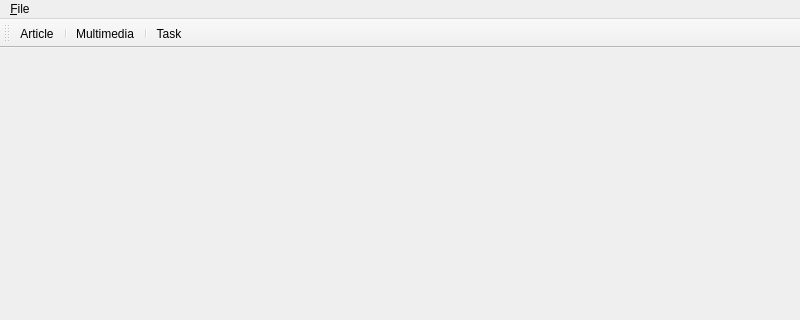
Qt form 2.Application/plurinotes/views/v_mainwindow.ui (maxime-lucas/utc-lo21-plurinotes) before a commit; both pictures show x 0 to 800 and y 0 to 320 of the 800 by 600 pixel window.
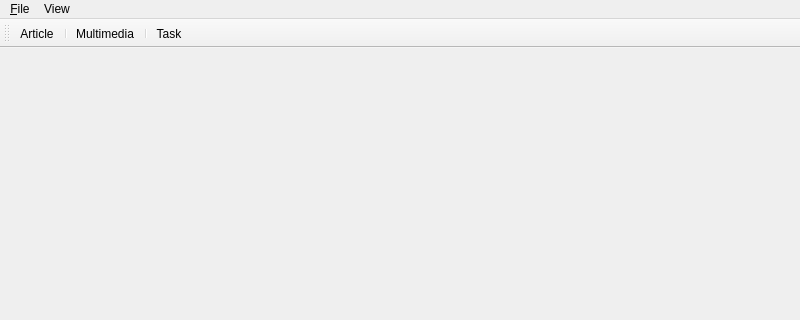
The same form after that commit. Icons and pictures are not drawn.

```diff
--- a/2.Application/plurinotes/views/v_mainwindow.ui
+++ b/2.Application/plurinotes/views/v_mainwindow.ui
@@ -54,7 +54,14 @@
     <addaction name="separator"/>
     <addaction name="actionQuit"/>
    </widget>
+   <widget class="QMenu" name="menuView">
+    <property name="title">
+     <string>View</string>
+    </property>
+    <addaction name="actionShow_Asc_Desc_View"/>
+   </widget>
    <addaction name="menu_File"/>
+   <addaction name="menuView"/>
   </widget>
   <widget class="QToolBar" name="toolBar">
    <property name="windowTitle">
```
Left out of the diff: 11 changed lines with no effect on the pictures.
